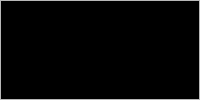
Before: the Qt Designer form imgwin.ui in zjucsxxd/Qt-Image-Viewer-1, drawn with Qt 5.
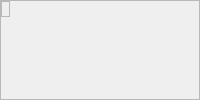
After: the same form once the commit is applied.

Commit message: Fix zooming and add a border around the image

What changed in the file:
```diff
--- a/imgwin.ui
+++ b/imgwin.ui
@@ -2,424 +2,12 @@
 <ui version="4.0">
  <class>ImageWindow</class>
  <widget class="QScrollArea" name="ImageWindow">
-  <property name="widgetResizable">
-   <bool>true</bool>
-  </property>
   <widget class="QWidget" name="scrollAreaWidgetContents">
-   <property name="palette">
-    <palette>
-     <active>
-      <colorrole role="WindowText">
-       <brush brushstyle="SolidPattern">
-        <color alpha="255">
-         <red>255</red>
-         <green>255</green>
-         <blue>255</blue>
-        </color>
-       </brush>
-      </colorrole>
-      <colorrole role="Button">
-       <brush brushstyle="SolidPattern">
-        <color alpha="255">
-         <red>0</red>
-         <green>0</green>
-         <blue>0</blue>
-        </color>
-       </brush>
-      </colorrole>
-      <colorrole role="Light">
-       <brush brushstyle="SolidPattern">
-        <color alpha="255">
-         <red>0</red>
-         <green>0</green>
-         <blue>0</blue>
-        </color>
-       </brush>
-      </colorrole>
-      <colorrole role="Midlight">
-       <brush brushstyle="SolidPattern">
-        <color alpha="255">
-         <red>0</red>
-         <green>0</green>
-         <blue>0</blue>
-        </color>
-       </brush>
-      </colorrole>
-      <colorrole role="Dark">
-       <brush brushstyle="SolidPattern">
-        <color alpha="255">
-         <red>0</red>
-         <green>0</green>
-         <blue>0</blue>
-        </color>
-       </brush>
-      </colorrole>
-      <colorrole role="Mid">
-       <brush brushstyle="SolidPattern">
-        <color alpha="255">
-         <red>0</red>
-         <green>0</green>
-         <blue>0</blue>
-        </color>
-       </brush>
-      </colorrole>
-      <colorrole role="Text">
-       <brush brushstyle="SolidPattern">
-        <color alpha="255">
-         <red>255</red>
-         <green>255</green>
-         <blue>255</blue>
-        </color>
-       </brush>
-      </colorrole>
-      <colorrole role="BrightText">
-       <brush brushstyle="SolidPattern">
-        <color alpha="255">
-         <red>255</red>
-         <green>255</green>
-         <blue>255</blue>
-        </color>
-       </brush>
-      </colorrole>
-      <colorrole role="ButtonText">
-       <brush brushstyle="SolidPattern">
-        <color alpha="255">
-         <red>255</red>
-         <green>255</green>
-         <blue>255</blue>
-        </color>
-       </brush>
-      </colorrole>
-      <colorrole role="Base">
-       <brush brushstyle="SolidPattern">
-        <color alpha="255">
-         <red>0</red>
-         <green>0</green>
-         <blue>0</blue>
-        </color>
-       </brush>
-      </colorrole>
-      <colorrole role="Window">
-       <brush brushstyle="SolidPattern">
-        <color alpha="255">
-         <red>0</red>
-         <green>0</green>
-         <blue>0</blue>
-        </color>
-       </brush>
-      </colorrole>
-      <colorrole role="Shadow">
-       <brush brushstyle="SolidPattern">
-        <color alpha="255">
-         <red>0</red>
-         <green>0</green>
-         <blue>0</blue>
-        </color>
-       </brush>
-      </colorrole>
-      <colorrole role="AlternateBase">
-       <brush brushstyle="SolidPattern">
-        <color alpha="255">
-         <red>0</red>
-         <green>0</green>
-         <blue>0</blue>
-        </color>
-       </brush>
-      </colorrole>
-      <colorrole role="ToolTipBase">
-       <brush brushstyle="SolidPattern">
-        <color alpha="255">
-         <red>255</red>
-         <green>255</green>
-         <blue>220</blue>
-        </color>
-       </brush>
-      </colorrole>
-      <colorrole role="ToolTipText">
-       <brush brushstyle="SolidPattern">
-        <color alpha="255">
-         <red>0</red>
-         <green>0</green>
-         <blue>0</blue>
-        </color>
-       </brush>
-      </colorrole>
-     </active>
-     <inactive>
-      <colorrole role="WindowText">
-       <brush brushstyle="SolidPattern">
-        <color alpha="255">
-         <red>255</red>
-         <green>255</green>
-         <blue>255</blue>
-        </color>
-       </brush>
-      </colorrole>
-      <colorrole role="Button">
-       <brush brushstyle="SolidPattern">
-        <color alpha="255">
-         <red>0</red>
-         <green>0</green>
-         <blue>0</blue>
-        </color>
-       </brush>
-      </colorrole>
-      <colorrole role="Light">
-       <brush brushstyle="SolidPattern">
-        <color alpha="255">
-         <red>0</red>
-         <green>0</green>
-         <blue>0</blue>
-        </color>
-       </brush>
-      </colorrole>
-      <colorrole role="Midlight">
-       <brush brushstyle="SolidPattern">
-        <color alpha="255">
-         <red>0</red>
-         <green>0</green>
-         <blue>0</blue>
-        </color>
-       </brush>
-      </colorrole>
-      <colorrole role="Dark">
-       <brush brushstyle="SolidPattern">
-        <color alpha="255">
-         <red>0</red>
-         <green>0</green>
-         <blue>0</blue>
-        </color>
-       </brush>
-      </colorrole>
-      <colorrole role="Mid">
-       <brush brushstyle="SolidPattern">
-        <color alpha="255">
-         <red>0</red>
-         <green>0</green>
-         <blue>0</blue>
-        </color>
-       </brush>
-      </colorrole>
-      <colorrole role="Text">
-       <brush brushstyle="SolidPattern">
-        <color alpha="255">
-         <red>255</red>
-         <green>255</green>
-         <blue>255</blue>
-        </color>
-       </brush>
-      </colorrole>
-      <colorrole role="BrightText">
-       <brush brushstyle="SolidPattern">
-        <color alpha="255">
-         <red>255</red>
-         <green>255</green>
-         <blue>255</blue>
-        </color>
-       </brush>
-      </colorrole>
-      <colorrole role="ButtonText">
-       <brush brushstyle="SolidPattern">
-        <color alpha="255">
-         <red>255</red>
-         <green>255</green>
-         <blue>255</blue>
-        </color>
-       </brush>
-      </colorrole>
-      <colorrole role="Base">
-       <brush brushstyle="SolidPattern">
-        <color alpha="255">
-         <red>0</red>
-         <green>0</green>
-         <blue>0</blue>
-        </color>
-       </brush>
-      </colorrole>
-      <colorrole role="Window">
-       <brush brushstyle="SolidPattern">
-        <color alpha="255">
-         <red>0</red>
-         <green>0</green>
-         <blue>0</blue>
-        </color>
-       </brush>
-      </colorrole>
-      <colorrole role="Shadow">
-       <brush brushstyle="SolidPattern">
-        <color alpha="255">
-         <red>0</red>
-         <green>0</green>
-         <blue>0</blue>
-        </color>
-       </brush>
-      </colorrole>
-      <colorrole role="AlternateBase">
-       <brush brushstyle="SolidPattern">
-        <color alpha="255">
-         <red>0</red>
-         <green>0</green>
-         <blue>0</blue>
-        </color>
-       </brush>
-      </colorrole>
-      <colorrole role="ToolTipBase">
-       <brush brushstyle="SolidPattern">
-        <color alpha="255">
-         <red>255</red>
-         <green>255</green>
-         <blue>220</blue>
-        </color>
-       </brush>
-      </colorrole>
-      <colorrole role="ToolTipText">
-       <brush brushstyle="SolidPattern">
-        <color alpha="255">
-         <red>0</red>
-         <green>0</green>
-         <blue>0</blue>
-        </color>
-       </brush>
-      </colorrole>
-     </inactive>
-     <disabled>
-      <colorrole role="WindowText">
-       <brush brushstyle="SolidPattern">
-        <color alpha="255">
-         <red>0</red>
-         <green>0</green>
-         <blue>0</blue>
-        </color>
-       </brush>
-      </colorrole>
-      <colorrole role="Button">
-       <brush brushstyle="SolidPattern">
-        <color alpha="255">
-         <red>0</red>
-         <green>0</green>
-         <blue>0</blue>
-        </color>
-       </brush>
-      </colorrole>
-      <colorrole role="Light">
-       <brush brushstyle="SolidPattern">
-        <color alpha="255">
-         <red>0</red>
-         <green>0</green>
-         <blue>0</blue>
-        </color>
-       </brush>
-      </colorrole>
-      <colorrole role="Midlight">
-       <brush brushstyle="SolidPattern">
-        <color alpha="255">
-         <red>0</red>
-         <green>0</green>
-         <blue>0</blue>
-        </color>
-       </brush>
-      </colorrole>
-      <colorrole role="Dark">
-       <brush brushstyle="SolidPattern">
-        <color alpha="255">
-         <red>0</red>
-         <green>0</green>
-         <blue>0</blue>
-        </color>
-       </brush>
-      </colorrole>
-      <colorrole role="Mid">
-       <brush brushstyle="SolidPattern">
-        <color alpha="255">
-         <red>0</red>
-         <green>0</green>
-         <blue>0</blue>
-        </color>
-       </brush>
-      </colorrole>
-      <colorrole role="Text">
-       <brush brushstyle="SolidPattern">
-        <color alpha="255">
-         <red>0</red>
-         <green>0</green>
-         <blue>0</blue>
-        </color>
-       </brush>
-      </colorrole>
-      <colorrole role="BrightText">
-       <brush brushstyle="SolidPattern">
-        <color alpha="255">
-         <red>255</red>
-         <green>255</green>
-         <blue>255</blue>
-        </color>
-       </brush>
-      </colorrole>
-      <colorrole role="ButtonText">
-       <brush brushstyle="SolidPattern">
-        <color alpha="255">
-         <red>0</red>
-         <green>0</green>
-         <blue>0</blue>
-        </color>
-       </brush>
-      </colorrole>
-      <colorrole role="Base">
-       <brush brushstyle="SolidPattern">
-        <color alpha="255">
-         <red>0</red>
-         <green>0</green>
-         <blue>0</blue>
-        </color>
-       </brush>
-      </colorrole>
-      <colorrole role="Window">
-       <brush brushstyle="SolidPattern">
-        <color alpha="255">
-         <red>0</red>
-         <green>0</green>
-         <blue>0</blue>
-        </color>
-       </brush>
-      </colorrole>
-      <colorrole role="Shadow">
-       <brush brushstyle="SolidPattern">
-        <color alpha="255">
-         <red>0</red>
-         <green>0</green>
-         <blue>0</blue>
-        </color>
-       </brush>
-      </colorrole>
-      <colorrole role="AlternateBase">
-       <brush brushstyle="SolidPattern">
-        <color alpha="255">
-         <red>0</red>
-         <green>0</green>
-         <blue>0</blue>
-        </color>
-       </brush>
-      </colorrole>
-      <colorrole role="ToolTipBase">
-       <brush brushstyle="SolidPattern">
-        <color alpha="255">
-         <red>255</red>
-         <green>255</green>
-         <blue>220</blue>
-        </color>
-       </brush>
-      </colorrole>
-      <colorrole role="ToolTipText">
-       <brush brushstyle="SolidPattern">
-        <color alpha="255">
-         <red>0</red>
-         <green>0</green>
-         <blue>0</blue>
-        </color>
-       </brush>
-      </colorrole>
-     </disabled>
-    </palette>
+   <property name="sizePolicy">
+    <sizepolicy hsizetype="Fixed" vsizetype="Fixed">
+     <horstretch>0</horstretch>
+     <verstretch>0</verstretch>
+    </sizepolicy>
    </property>
    <layout class="QHBoxLayout" name="horizontalLayout">
     <property name="spacing">
@@ -430,6 +18,15 @@
     </property>
     <item>
      <widget class="QLabel" name="pictureLabel">
+      <property name="frameShape">
+       <enum>QFrame::StyledPanel</enum>
+      </property>
+      <property name="frameShadow">
+       <enum>QFrame::Sunken</enum>
+      </property>
+      <property name="lineWidth">
+       <number>2</number>
+      </property>
       <property name="text">
        <string/>
       </property>
```
Left out of the diff: 3 changed lines with no effect on the pictures. The commit also changes 1 other file.
